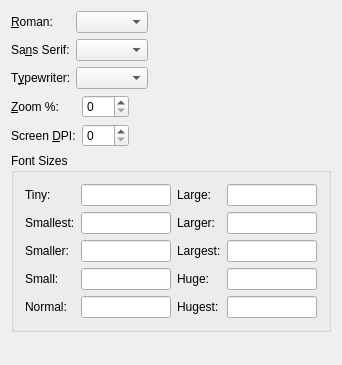
This is src/frontends/qt4/ui/PrefScreenFontsUi.ui in cburschka/lyx as Qt 5 draws it before an edit. The edited form follows.
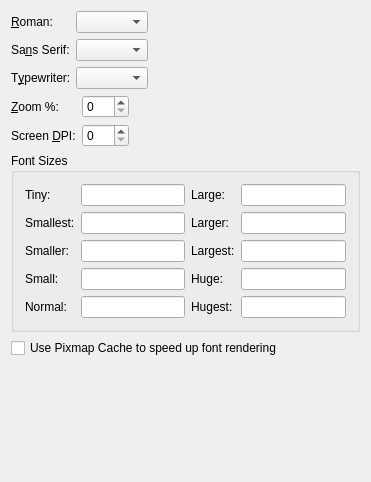
This is the edited form. Custom widgets are drawn as their Qt base class.

Commit message: * move the Pixmap Cache check box where it belongs: screen fonts

What changed in the file:
```diff
--- a/src/frontends/qt4/ui/PrefScreenFontsUi.ui
+++ b/src/frontends/qt4/ui/PrefScreenFontsUi.ui
@@ -5,8 +5,8 @@
    <rect>
     <x>0</x>
     <y>0</y>
-    <width>342</width>
-    <height>365</height>
+    <width>371</width>
+    <height>482</height>
    </rect>
   </property>
   <property name="windowTitle" >
@@ -353,6 +353,13 @@
      </layout>
     </widget>
    </item>
+   <item>
+    <widget class="QCheckBox" name="pixmapCacheCB" >
+     <property name="text" >
+      <string>Use Pixmap Cache to speed up font rendering</string>
+     </property>
+    </widget>
+   </item>
    <item>
     <spacer>
      <property name="orientation" >
```
The commit also changes 2 other files.
